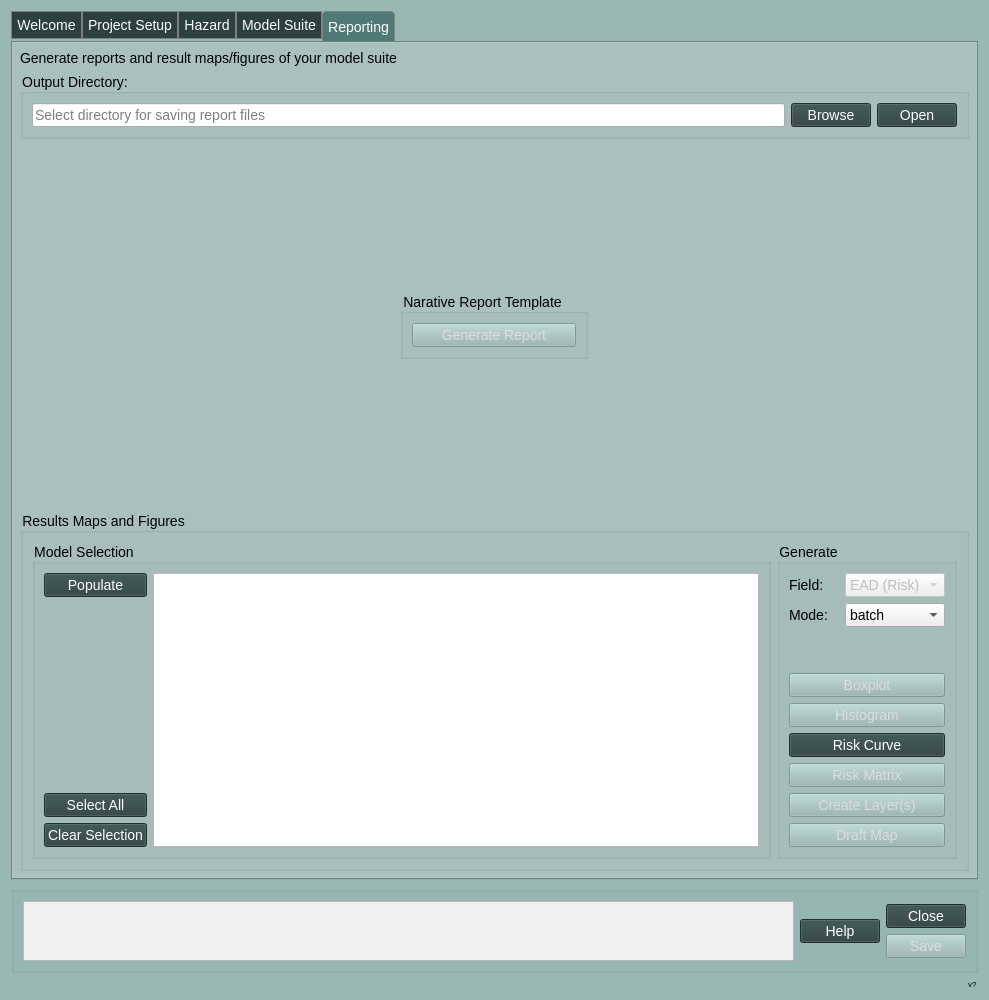
The window that canflood2/canflood2_dialog_main.ui (cefect/CanFlood2) describes before a commit, drawn with Qt 5.
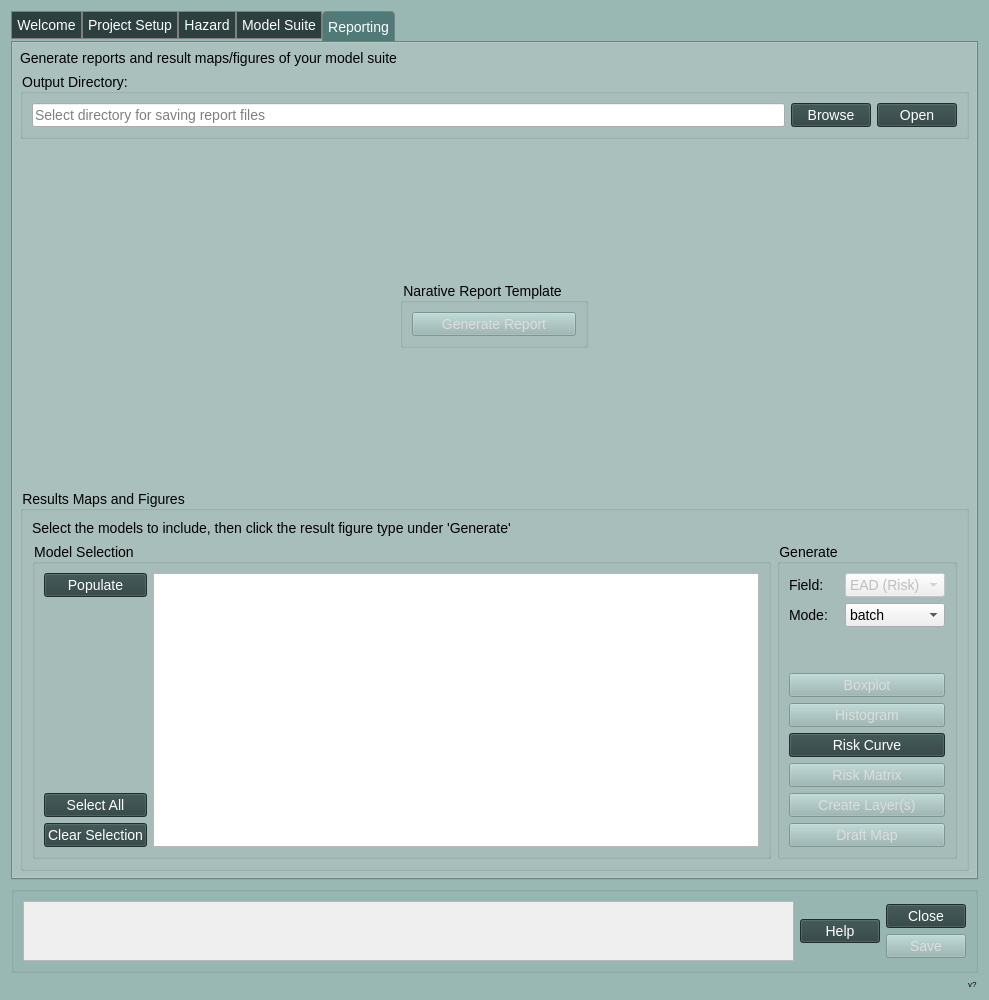
The same window after the commit. The open tabs and pages were chosen to show the change. Icons and pictures are not drawn. Custom widgets are drawn as their Qt base class.

Commit message: add some instructions to reporting

Patch:
```diff
--- a/canflood2/canflood2_dialog_main.ui
+++ b/canflood2/canflood2_dialog_main.ui
@@ -1313,6 +1313,13 @@
           <string>Results Maps and Figures</string>
          </property>
          <layout class="QVBoxLayout" name="verticalLayout_12">
+          <item>
+           <widget class="QLabel" name="label_12">
+            <property name="text">
+             <string>Select the models to include, then click the result figure type under 'Generate'</string>
+            </property>
+           </widget>
+          </item>
           <item>
            <layout class="QHBoxLayout" name="horizontalLayout">
             <item>
```
